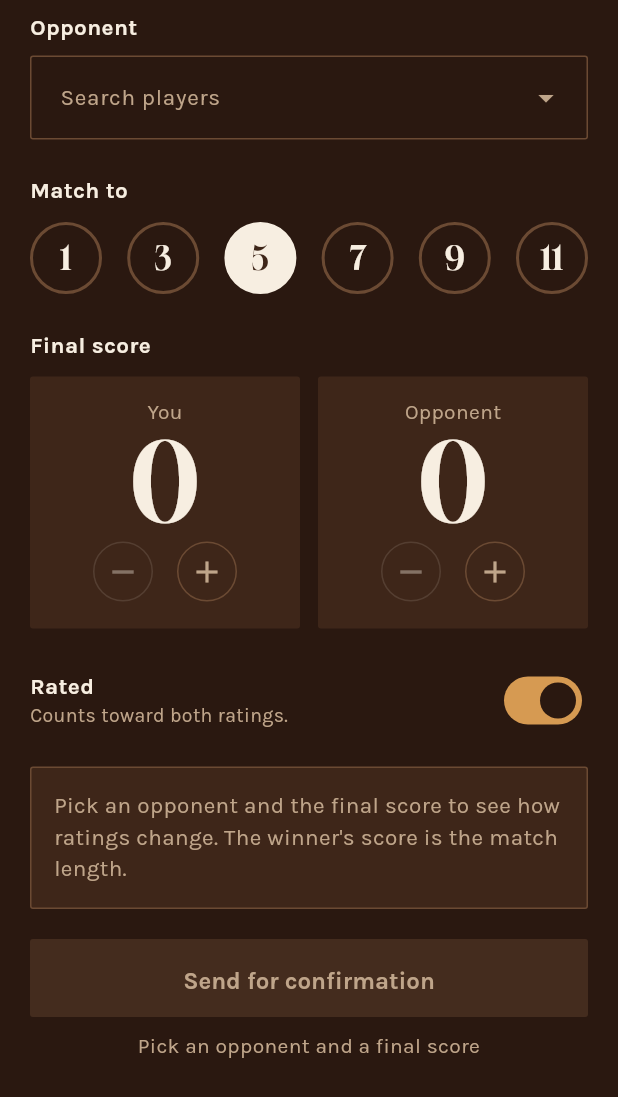
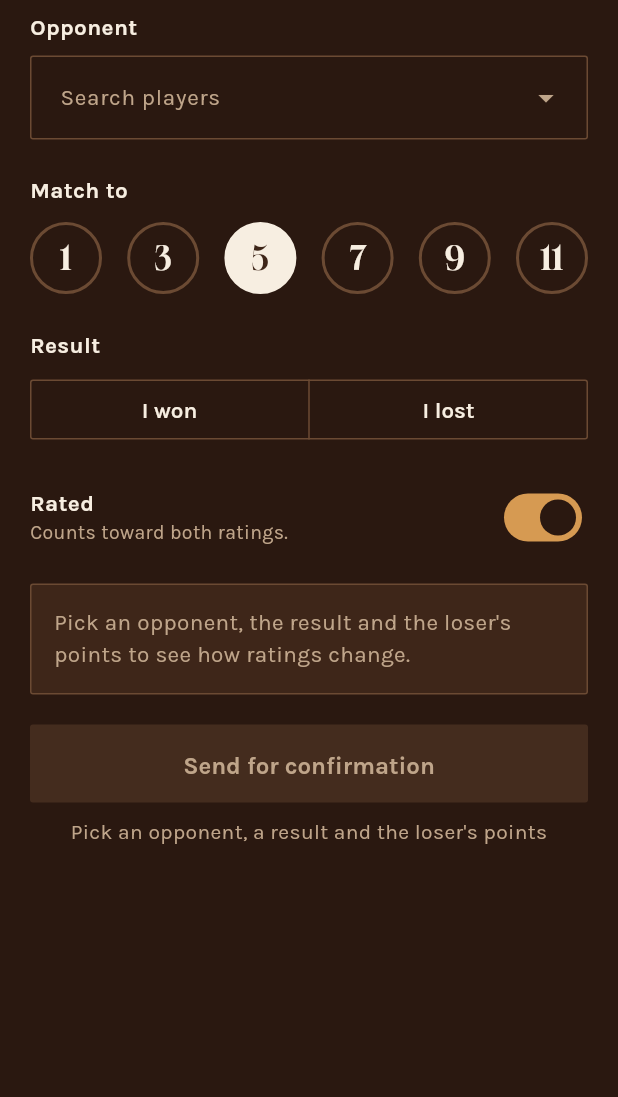
Before and after one commit to Awake-Coffee/match-tracking-system, a Flutter app: the BackgammonRecordForm widget shown alone on an empty page, opened directly with empty values, on a phone screen of 412 x 824 dp. Shown: the top 1097 px of the screen. Run offline on Flutter 3.47's test engine with Material 3 defaults, Android fonts, the phone set to English and light mode, and no system bars; our stand-ins replace go_router, shared_preferences, supabase_flutter; accounts and stored records are empty.

Commit message:
Record backgammon as win/loss plus the loser score
The backgammon form had two score steppers that both started at zero,
although the winner's score is always the match length. A 5-point match
took about seven taps and the helper text admitted the rule it hid.

Replace them with an "I won" / "I lost" segmented button (no default,
like chess) and a chip row for the loser's points, 0 to match length - 1,
labelled "Your points" or "<Opponent>'s points". The winner's score is
filled in from the match length, and a match to 1 needs no loser answer.
The repository call (myScore/opponentScore), match length, rated switch
and rating preview are unchanged. The hint under the send button now
names a missing result and loser's points. Widget tests cover winning,
losing, clamping when the match gets shorter, and the match to 1.

Co-Authored-By: Claude Fable 5.1 <noreply@anthropic.com>
Claude-Session: https://claude.ai/code/session_012U1wj7oSTaqyYzHn4roLxH

```diff
--- a/app/lib/ui/screens/backgammon_record_form.dart
+++ b/app/lib/ui/screens/backgammon_record_form.dart
@@ -1,5 +1,3 @@
-import 'dart:math' as math;
-
 import 'package:flutter/material.dart';
 
 import '../../design/design_scope.dart';
@@ -33,29 +31,39 @@ class _BackgammonRecordFormState extends State<BackgammonRecordForm>
     with SendsForConfirmation {
   late String? _opponentId = widget.initialOpponentId;
   int _matchLength = 5;
-  int _myScore = 0;
-  int _opponentScore = 0;
+  Outcome? _outcome;
+  int? _loserScore;
   bool _rated = true;
 
   Player? get _opponent =>
       widget.players.where((p) => p.id == _opponentId).firstOrNull;
 
+  /// The loser's points, which the match length caps at one short of a win.
+  /// A match to 1 can only end 1-0, so it needs no answer.
+  int? get _loserPoints => _matchLength == 1 ? 0 : _loserScore;
+
   void _setLength(int length) => setState(() {
     _matchLength = length;
-    _myScore = math.min(_myScore, length);
-    _opponentScore = math.min(_opponentScore, length);
+    final loser = _loserScore;
+    if (loser != null && loser >= length) _loserScore = length - 1;
   });
 
   @override
   Widget build(BuildContext context) {
     final d = context.design;
     final opponent = _opponent;
-    final scored = isFinalScore(_matchLength, _myScore, _opponentScore);
+    final outcome = _outcome;
+    final loserPoints = _loserPoints;
+    final won = outcome == Outcome.win;
+    // The winner always scores the match length; only the loser's points vary.
+    final scored = outcome != null && loserPoints != null;
+    final myScore = scored ? (won ? _matchLength : loserPoints) : null;
+    final opponentScore = scored ? (won ? loserPoints : _matchLength) : null;
     final preview = opponent != null && scored
         ? BackgammonPreview(
             me: widget.me,
             opponent: opponent,
-            won: _myScore == _matchLength,
+            won: won,
             matchLength: _matchLength,
           )
         : null;
@@ -91,31 +99,40 @@ class _BackgammonRecordFormState extends State<BackgammonRecordForm>
             ],
           ),
           const SizedBox(height: 24),
-          Text('Final score', style: label),
-          const SizedBox(height: 10),
-          Row(
-            children: [
-              Expanded(
-                child: _ScoreStepper(
-                  name: 'You',
-                  owner: 'your',
-                  score: _myScore,
-                  max: _matchLength,
-                  onChanged: (v) => setState(() => _myScore = v),
-                ),
-              ),
-              const SizedBox(width: 12),
-              Expanded(
-                child: _ScoreStepper(
-                  name: opponent?.displayName ?? 'Opponent',
-                  owner: '${opponent?.displayName ?? 'your opponent'}\'s',
-                  score: _opponentScore,
-                  max: _matchLength,
-                  onChanged: (v) => setState(() => _opponentScore = v),
-                ),
-              ),
+          Text('Result', style: label),
+          const SizedBox(height: 8),
+          SegmentedButton<Outcome>(
+            showSelectedIcon: false,
+            emptySelectionAllowed: true,
+            segments: const [
+              ButtonSegment(value: Outcome.win, label: Text('I won')),
+              ButtonSegment(value: Outcome.loss, label: Text('I lost')),
             ],
+            selected: {?outcome},
+            onSelectionChanged: (s) => setState(() => _outcome = s.firstOrNull),
           ),
+          if (outcome != null) ...[
+            const SizedBox(height: 24),
+            Text(
+              won
+                  ? '${opponent?.displayName ?? 'Your opponent'}\'s points'
+                  : 'Your points',
+              style: label,
+            ),
+            const SizedBox(height: 10),
+            Wrap(
+              spacing: 8,
+              runSpacing: 8,
+              children: [
+                for (var points = 0; points < _matchLength; points++)
+                  ChoiceChip(
+                    label: Text('$points'),
+                    selected: points == loserPoints,
+                    onSelected: (_) => setState(() => _loserScore = points),
+                  ),
+              ],
+            ),
+          ],
           const SizedBox(height: 24),
           RatedSwitch(
             rated: _rated,
@@ -125,8 +142,8 @@ class _BackgammonRecordFormState extends State<BackgammonRecordForm>
           RatingPreview(
             rated: _rated,
             emptyHint:
-                'Pick an opponent and the final score to see how ratings '
-                'change. The winner\'s score is the match length.',
+                'Pick an opponent, the result and the loser\'s points to see '
+                'how ratings change.',
             rows: preview == null
                 ? null
                 : [
@@ -147,9 +164,11 @@ class _BackgammonRecordFormState extends State<BackgammonRecordForm>
             saving: saving,
             missing: [
               if (opponent == null) 'an opponent',
-              if (!scored) 'a final score',
+              if (outcome == null) 'a result',
+              if (loserPoints == null) 'the loser\'s points',
             ],
-            onPressed: opponent == null || !scored
+            onPressed:
+                opponent == null || myScore == null || opponentScore == null
                 ? null
                 : () => sendForConfirmation(
                     game: Game.backgammon,
@@ -158,8 +177,8 @@ class _BackgammonRecordFormState extends State<BackgammonRecordForm>
                     request: (repo) => repo.requestBackgammonMatch(
                       opponentId: opponent.id,
                       matchLength: _matchLength,
-                      myScore: _myScore,
-                      opponentScore: _opponentScore,
+                      myScore: myScore,
+                      opponentScore: opponentScore,
                       rated: _rated,
                     ),
                   ),
@@ -215,61 +234,3 @@ class _LengthChoice extends StatelessWidget {
     );
   }
 }
-
-class _ScoreStepper extends StatelessWidget {
-  const _ScoreStepper({
-    required this.name,
-    required this.owner,
-    required this.score,
-    required this.max,
-    required this.onChanged,
-  });
-
-  final String name;
-
-  /// Possessive used in the button labels, e.g. "your" or "Bogdan's".
-  final String owner;
-  final int score;
-  final int max;
-  final ValueChanged<int> onChanged;
-
-  @override
-  Widget build(BuildContext context) {
-    final d = context.design;
-    return Container(
-      padding: const EdgeInsets.all(14),
-      decoration: BoxDecoration(color: d.surface, borderRadius: d.borderRadius),
-      child: Column(
-        children: [
-          Text(
-            name,
-            maxLines: 1,
-            overflow: TextOverflow.ellipsis,
-            style: d.body(14, color: d.muted),
-          ),
-          Text(
-            '$score',
-            semanticsLabel: '$name: $score',
-            style: d.number(72, displayFace: true).copyWith(height: 1),
-          ),
-          Row(
-            mainAxisAlignment: MainAxisAlignment.center,
-            children: [
-              IconButton.outlined(
-                tooltip: 'Lower $owner score',
-                onPressed: score > 0 ? () => onChanged(score - 1) : null,
-                icon: const Icon(Icons.remove),
-              ),
-              const SizedBox(width: 8),
-              IconButton.outlined(
-                tooltip: 'Raise $owner score',
-                onPressed: score < max ? () => onChanged(score + 1) : null,
-                icon: const Icon(Icons.add),
-              ),
-            ],
-          ),
-        ],
-      ),
-    );
-  }
-}
```
Also changed, not shown: 1 other file.
